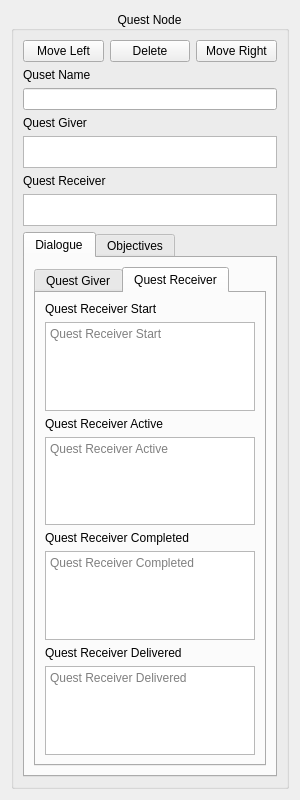
thisisnotruben/ToW-tools, file quest_maker/views/quest_node_view.ui: the form before one commit.
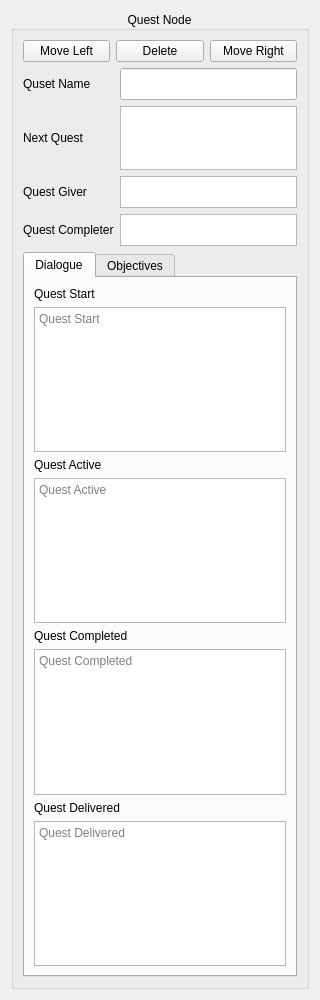
The form after the commit. The open tabs and pages were chosen to show the change.

What changed in the file:
```diff
--- a/quest_maker/views/quest_node_view.ui
+++ b/quest_maker/views/quest_node_view.ui
@@ -6,20 +6,14 @@
    <rect>
     <x>0</x>
     <y>0</y>
-    <width>300</width>
-    <height>800</height>
+    <width>320</width>
+    <height>1000</height>
    </rect>
   </property>
-  <property name="minimumSize">
-   <size>
-    <width>300</width>
-    <height>800</height>
-   </size>
-  </property>
   <property name="maximumSize">
    <size>
-    <width>302</width>
-    <height>2000</height>
+    <width>320</width>
+    <height>1000</height>
    </size>
   </property>
   <property name="acceptDrops">
@@ -64,81 +58,124 @@
        </layout>
       </item>
       <item>
+       <layout class="QGridLayout" name="grid_layout">
+        <item row="3" column="0">
+         <widget class="QLabel" name="label">
+          <property name="text">
+           <string>Next Quest</string>
+          </property>
+         </widget>
+        </item>
+        <item row="5" column="1">
+         <widget class="QListWidget" name="giver_list">
+          <property name="maximumSize">
+           <size>
+            <width>16777215</width>
+            <height>32</height>
+           </size>
+          </property>
+          <property name="focusPolicy">
+           <enum>Qt::NoFocus</enum>
+          </property>
+          <property name="acceptDrops">
+           <bool>true</bool>
+          </property>
+          <property name="toolTip">
+           <string>Drag and drop characters from world object database.</string>
+          </property>
+          <property name="alternatingRowColors">
+           <bool>true</bool>
+          </property>
+          <property name="selectionMode">
+           <enum>QAbstractItemView::NoSelection</enum>
+          </property>
+          <property name="isWrapping" stdset="0">
+           <bool>false</bool>
+          </property>
+         </widget>
+        </item>
+        <item row="2" column="0">
        <widget class="QLabel" name="name_lbl">
         <property name="text">
          <string>Quset Name</string>
         </property>
        </widget>
       </item>
-      <item>
-       <widget class="QLineEdit" name="name_entry"/>
-      </item>
-      <item>
+        <item row="7" column="0">
+         <widget class="QLabel" name="completer_lbl">
+          <property name="text">
+           <string>Quest Completer</string>
+          </property>
+         </widget>
+        </item>
+        <item row="7" column="1">
+         <widget class="QListWidget" name="completer_list">
+          <property name="minimumSize">
+           <size>
+            <width>0</width>
+            <height>0</height>
+           </size>
+          </property>
+          <property name="maximumSize">
+           <size>
+            <width>16777215</width>
+            <height>32</height>
+           </size>
+          </property>
+          <property name="focusPolicy">
+           <enum>Qt::NoFocus</enum>
+          </property>
+          <property name="acceptDrops">
+           <bool>true</bool>
+          </property>
+          <property name="toolTip">
+           <string>Drag and drop characters from world object database.</string>
+          </property>
+          <property name="alternatingRowColors">
+           <bool>true</bool>
+          </property>
+          <property name="selectionMode">
+           <enum>QAbstractItemView::NoSelection</enum>
+          </property>
+         </widget>
+        </item>
+        <item row="5" column="0">
        <widget class="QLabel" name="giver_lbl">
         <property name="text">
          <string>Quest Giver</string>
         </property>
        </widget>
       </item>
-      <item>
-       <widget class="QListWidget" name="giver_list">
+        <item row="3" column="1">
+         <widget class="QListWidget" name="listWidget">
         <property name="maximumSize">
          <size>
           <width>16777215</width>
-          <height>32</height>
-         </size>
-        </property>
-        <property name="focusPolicy">
-         <enum>Qt::NoFocus</enum>
-        </property>
+            <height>64</height>
+           </size>
+          </property>
         <property name="acceptDrops">
          <bool>true</bool>
         </property>
-        <property name="toolTip">
-         <string>Drag and drop characters from world object database.</string>
-        </property>
-        <property name="alternatingRowColors">
-         <bool>true</bool>
-        </property>
-        <property name="selectionMode">
-         <enum>QAbstractItemView::NoSelection</enum>
-        </property>
-        <property name="isWrapping" stdset="0">
-         <bool>false</bool>
-        </property>
-       </widget>
-      </item>
-      <item>
-       <widget class="QLabel" name="receiver_lbl">
-        <property name="text">
-         <string>Quest Receiver</string>
-        </property>
-       </widget>
-      </item>
-      <item>
-       <widget class="QListWidget" name="receiver_list">
+         </widget>
+        </item>
+        <item row="2" column="1">
+         <widget class="QLineEdit" name="name_entry">
+          <property name="minimumSize">
+           <size>
+            <width>0</width>
+            <height>32</height>
+           </size>
+          </property>
         <property name="maximumSize">
          <size>
           <width>16777215</width>
           <height>32</height>
          </size>
         </property>
-        <property name="focusPolicy">
-         <enum>Qt::NoFocus</enum>
-        </property>
-        <property name="acceptDrops">
-         <bool>true</bool>
-        </property>
-        <property name="toolTip">
-         <string>Drag and drop characters from world object database.</string>
-        </property>
-        <property name="alternatingRowColors">
-         <bool>true</bool>
-        </property>
-        <property name="selectionMode">
-         <enum>QAbstractItemView::NoSelection</enum>
-        </property>
-       </widget>
+         </widget>
+        </item>
+       </layout>
       </item>
       <item>
        <widget class="QTabWidget" name="tabs">
@@ -154,19 +191,9 @@
          </attribute>
          <layout class="QVBoxLayout" name="verticalLayout_3">
           <item>
-           <widget class="QTabWidget" name="person_speaking">
-            <property name="currentIndex">
-             <number>0</number>
-            </property>
-            <widget class="QWidget" name="quest_giver">
-             <attribute name="title">
-              <string>Quest Giver</string>
-             </attribute>
-             <layout class="QVBoxLayout" name="verticalLayout_2">
-              <item>
-               <widget class="QLabel" name="g_start_lbl">
+           <widget class="QLabel" name="start_lbl">
                 <property name="text">
-                 <string>Ques Giver Start</string>
+             <string>Quest Start</string>
                 </property>
                 <property name="alignment">
                  <set>Qt::AlignLeading|Qt::AlignLeft|Qt::AlignVCenter</set>
@@ -174,16 +201,16 @@
                </widget>
               </item>
               <item>
-               <widget class="QTextEdit" name="g_start_entry">
+           <widget class="QTextEdit" name="start_entry">
                 <property name="placeholderText">
-                 <string>Quest Giver Start</string>
+             <string>Quest Start</string>
                 </property>
                </widget>
               </item>
               <item>
-               <widget class="QLabel" name="g_active_lbl">
+           <widget class="QLabel" name="active_lbl">
                 <property name="text">
-                 <string>Quest Giver Active</string>
+             <string>Quest Active</string>
                 </property>
                 <property name="alignment">
                  <set>Qt::AlignLeading|Qt::AlignLeft|Qt::AlignVCenter</set>
@@ -191,16 +218,16 @@
                </widget>
               </item>
               <item>
-               <widget class="QTextEdit" name="g_active_entry">
+           <widget class="QTextEdit" name="active_entry">
                 <property name="placeholderText">
-                 <string>Quest Giver Active</string>
+             <string>Quest Active</string>
                 </property>
                </widget>
               </item>
               <item>
-               <widget class="QLabel" name="g_completed_lbl">
+           <widget class="QLabel" name="completed_lbl">
                 <property name="text">
-                 <string>Quest Giver Completed</string>
+             <string>Quest Completed</string>
                 </property>
                 <property name="alignment">
                  <set>Qt::AlignLeading|Qt::AlignLeft|Qt::AlignVCenter</set>
@@ -208,16 +235,16 @@
                </widget>
               </item>
               <item>
-               <widget class="QTextEdit" name="g_completed_entry">
+           <widget class="QTextEdit" name="completed_entry">
                 <property name="placeholderText">
-                 <string>Quest Giver Completed</string>
+             <string>Quest Completed</string>
                 </property>
                </widget>
               </item>
               <item>
-               <widget class="QLabel" name="g_delivered_lbl">
+           <widget class="QLabel" name="delivered_lbl">
                 <property name="text">
-                 <string>Quest Giver Delivered</string>
+             <string>Quest Delivered</string>
                 </property>
                 <property name="alignment">
                  <set>Qt::AlignLeading|Qt::AlignLeft|Qt::AlignVCenter</set>
@@ -225,89 +252,10 @@
                </widget>
               </item>
               <item>
-               <widget class="QTextEdit" name="g_delivered_entry">
+           <widget class="QTextEdit" name="delivered_entry">
                 <property name="placeholderText">
-                 <string>Quest Giver Delivered</string>
-                </property>
-               </widget>
-              </item>
-             </layout>
-            </widget>
-            <widget class="QWidget" name="quest_receiver">
-             <attribute name="title">
-              <string>Quest Receiver</string>
-             </attribute>
-             <layout class="QVBoxLayout" name="verticalLayout_5">
-              <item>
-               <widget class="QLabel" name="r_start_lbl">
-                <property name="text">
-                 <string>Quest Receiver Start</string>
-                </property>
-                <property name="alignment">
-                 <set>Qt::AlignLeading|Qt::AlignLeft|Qt::AlignVCenter</set>
-                </property>
-               </widget>
-              </item>
-              <item>
-               <widget class="QTextEdit" name="r_start_entry">
-                <property name="placeholderText">
-                 <string>Quest Receiver Start</string>
-                </property>
-               </widget>
-              </item>
-              <item>
-               <widget class="QLabel" name="r_active_lbl">
-                <property name="text">
-                 <string>Quest Receiver Active</string>
-                </property>
-                <property name="alignment">
-                 <set>Qt::AlignLeading|Qt::AlignLeft|Qt::AlignVCenter</set>
-                </property>
-               </widget>
-              </item>
-              <item>
-               <widget class="QTextEdit" name="r_active_entry">
-                <property name="placeholderText">
-                 <string>Quest Receiver Active</string>
-                </property>
-               </widget>
-              </item>
-              <item>
-               <widget class="QLabel" name="r_completed_lbl">
-                <property name="text">
-                 <string>Quest Receiver Completed</string>
-                </property>
-                <property name="alignment">
-                 <set>Qt::AlignLeading|Qt::AlignLeft|Qt::AlignVCenter</set>
-                </property>
-               </widget>
-              </item>
-              <item>
-               <widget class="QTextEdit" name="r_completed_entry">
-                <property name="placeholderText">
-                 <string>Quest Receiver Completed</string>
-                </property>
-               </widget>
-              </item>
-              <item>
-               <widget class="QLabel" name="r_delivered_lbl">
-                <property name="text">
-                 <string>Quest Receiver Delivered</string>
-                </property>
-                <property name="alignment">
-                 <set>Qt::AlignLeading|Qt::AlignLeft|Qt::AlignVCenter</set>
-                </property>
-               </widget>
-              </item>
-              <item>
-               <widget class="QTextEdit" name="r_delivered_entry">
-                <property name="placeholderText">
-                 <string>Quest Receiver Delivered</string>
-                </property>
-               </widget>
-              </item>
-             </layout>
-            </widget>
+             <string>Quest Delivered</string>
+            </property>
            </widget>
           </item>
          </layout>
```
Left out of the diff: 2 changed lines with no effect on the pictures. Lines whose indentation alone changed are shown as unchanged.
